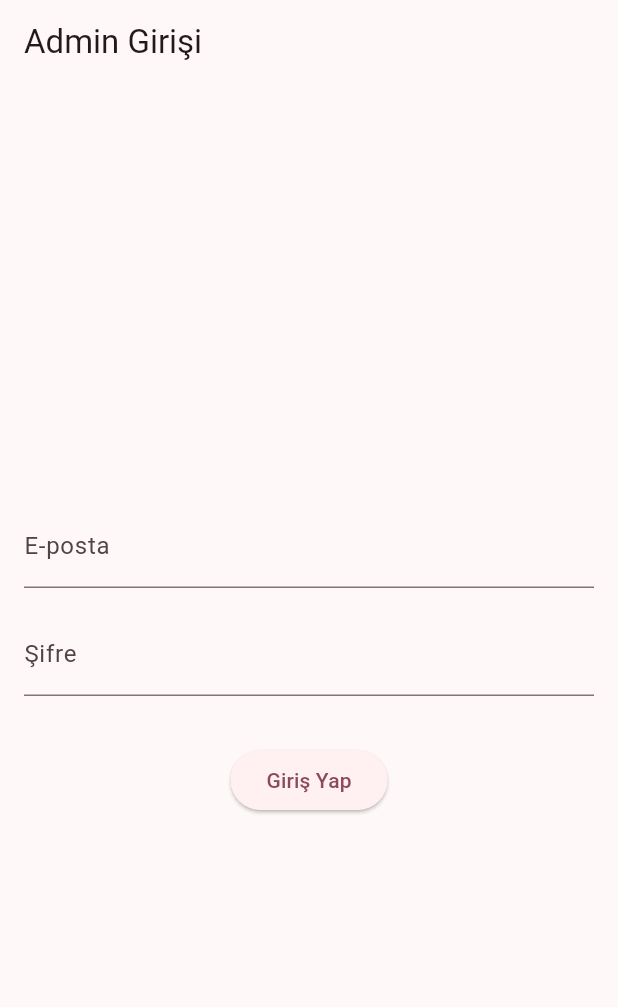
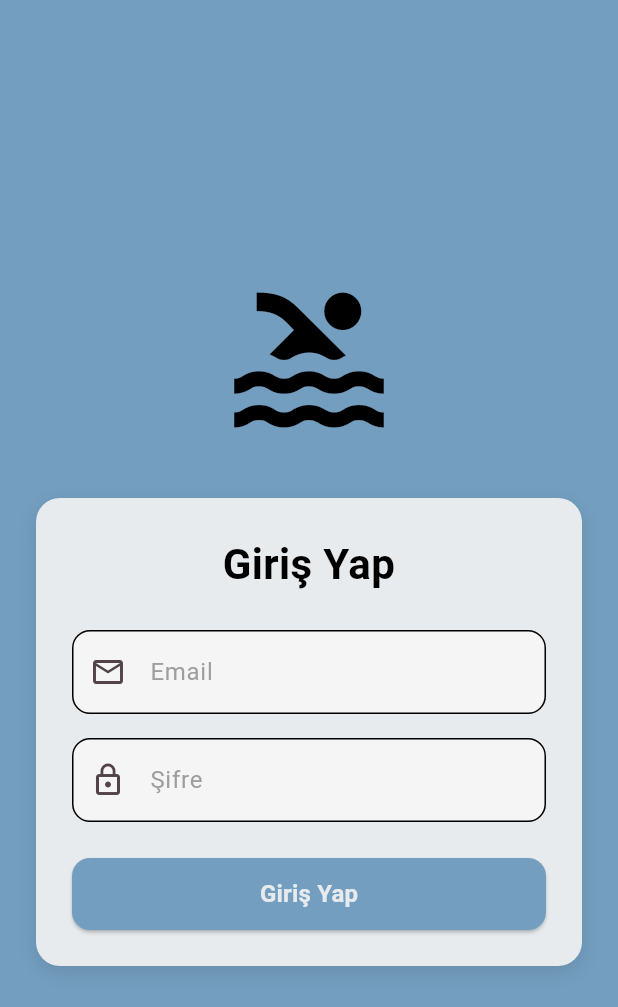
Before and after one commit to mall-e/sportapp, a Flutter app: the screen it shows after launch, on a phone screen of 412 x 824 dp. Shown: the top 1007 px of the screen. Run offline on Flutter 3.47's test engine with Material 3 defaults, Android fonts, the phone set to English and light mode, and no system bars; our stand-ins replace cloud_firestore, firebase_auth, firebase_core, firebase_storage, image_picker, permission_handler; accounts and stored records are empty; generated files the repository leaves out were written again.

Commit message:
color textfield appbar updated

```diff
--- a/lib/admin_login_page.dart
+++ b/lib/admin_login_page.dart
@@ -1,9 +1,12 @@
 import 'package:cloud_firestore/cloud_firestore.dart';
 import 'package:firebase_auth/firebase_auth.dart';
 import 'package:flutter/material.dart';
+import 'package:sportapp/widgets/colors.dart';
 import 'package:sportapp/main.dart';
 import 'package:sportapp/attendant_menu.dart';
-import 'package:sportapp/admin/admin_menu.dart'; // AdminMenu sayfasını ekledik
+import 'package:sportapp/admin/admin_menu.dart';
+import 'package:sportapp/widgets/button.dart';
+import 'package:sportapp/widgets/textfield.dart';
 
 class AdminLoginPage extends StatefulWidget {
   const AdminLoginPage({super.key});
@@ -27,38 +30,33 @@ class _AdminLoginPageState extends State<AdminLoginPage> {
       String email = _emailController.text.trim();
       String password = _passwordController.text.trim();
 
-      // Firebase email & password ile giriş yapma
       UserCredential userCredential = await _auth.signInWithEmailAndPassword(
         email: email,
         password: password,
       );
 
-      // Giriş başarılı olduğunda kullanıcının rolünü kontrol et
       String userId = userCredential.user!.uid;
       DocumentSnapshot userDoc = await FirebaseFirestore.instance
           .collection('users')
           .doc(userId)
           .get();
 
-      if (!mounted) return; // Widget'ın hala aktif olup olmadığını kontrol ediyoruz
+      if (!mounted) return;
 
       if (userDoc.exists) {
         String? role = userDoc['role'] as String?;
 
         if (role == 'admin') {
-          // Rol 'admin' ise AdminMenu'ya yönlendir
           Navigator.pushReplacement(
             context,
             MaterialPageRoute(builder: (context) => const AdminMenu()),
           );
         } else if (role == 'attendant') {
-          // Rol 'attendant' ise AttendantMenu'ya yönlendir
           Navigator.pushReplacement(
             context,
             MaterialPageRoute(builder: (context) => const AttendantMenu()),
           );
         } else {
-          // Diğer roller için MainMenu'ya yönlendir
           Navigator.pushReplacement(
             context,
             MaterialPageRoute(builder: (context) => const MainMenu()),
@@ -79,7 +77,7 @@ class _AdminLoginPageState extends State<AdminLoginPage> {
         } else if (e.code == 'wrong-password') {
           message = 'Hatalı şifre girdiniz.';
         } else {
-          message = 'Giriş başarısız oldu: ${e.message}';
+          message = 'Lütfen bilgilerinizi kontrol ediniz.';//${e.message}
         }
 
         ScaffoldMessenger.of(context).showSnackBar(
@@ -104,36 +102,77 @@ class _AdminLoginPageState extends State<AdminLoginPage> {
   @override
   Widget build(BuildContext context) {
     return Scaffold(
-      appBar: AppBar(
-        title: const Text('Admin Girişi'),
-      ),
-      body: Padding(
-        padding: const EdgeInsets.all(16.0),
+      backgroundColor: AppColors.blue, // Light blue background
+      body: SafeArea(
+        child: Center(
+          child: SingleChildScrollView(
+            padding: const EdgeInsets.all(24.0),
             child: Column(
               mainAxisAlignment: MainAxisAlignment.center,
               children: [
-            TextField(
+                // Swimming icon
+                const Icon(
+                  Icons.pool,
+                  size: 120,
+                  color: Colors.black,
+                ),
+                const SizedBox(height: 32),
+                // Login Card
+                Container(
+                  width: double.infinity,
+                  constraints: const BoxConstraints(maxWidth: 400),
+                  padding: const EdgeInsets.all(24.0),
+                  decoration: BoxDecoration(
+                    color: AppColors.white,
+                    borderRadius: BorderRadius.circular(16),
+                    boxShadow: [
+                      BoxShadow(
+                        color: Colors.black.withOpacity(0.1),
+                        blurRadius: 10,
+                        offset: const Offset(0, 4),
+                      ),
+                    ],
+                  ),
+                  child: Column(
+                    crossAxisAlignment: CrossAxisAlignment.stretch,
+                    children: [
+                      const Text(
+                        'Giriş Yap',
+                        style: TextStyle(
+                          fontSize: 28,
+                          fontWeight: FontWeight.bold,
+                          color: Colors.black,
+                        ),
+                        textAlign: TextAlign.center,
+                      ),
+                      const SizedBox(height: 24),
+                      TextFormField(
                         controller: _emailController,
-              decoration: const InputDecoration(
-                labelText: 'E-posta',
+                        decoration: customInputDecoration(
+                            'Email', Icons.email_outlined),
+                      ),
+                      const SizedBox(height: 16),
+                      TextFormField(
+                        controller: _passwordController,
+                        obscureText: true,
+                        decoration:
+                            customInputDecoration('Şifre', Icons.lock_outline),
+                      ),
+                      const SizedBox(height: 24),
+                      SizedBox(
+                        height: 48,
+                        child: CustomElevatedButton(
+                          onPressed: _login,
+                          isLoading: _isLoading,
+                          text: 'Giriş Yap',
                         ),
                       ),
-            const SizedBox(height: 16),
-            TextField(
-              controller: _passwordController,
-              decoration: const InputDecoration(
-                labelText: 'Şifre',
+                    ],
                   ),
-              obscureText: true,
-            ),
-            const SizedBox(height: 32),
-            _isLoading
-                ? const CircularProgressIndicator()
-                : ElevatedButton(
-                    onPressed: _login,
-                    child: const Text('Giriş Yap'),
                 ),
               ],
+            ),
+          ),
         ),
       ),
     );
--- /dev/null
+++ b/lib/widgets/button.dart
@@ -0,0 +1,47 @@
+// button.dart
+
+import 'package:flutter/material.dart';
+import 'package:sportapp/widgets/colors.dart';
+
+class CustomElevatedButton extends StatelessWidget {
+  final VoidCallback onPressed;
+  final bool isLoading;
+  final String text;
+
+  const CustomElevatedButton({
+    Key? key,
+    required this.onPressed,
+    this.isLoading = false,
+    required this.text,
+  }) : super(key: key);
+
+  @override
+  Widget build(BuildContext context) {
+    return ElevatedButton(
+      onPressed: isLoading ? null : onPressed,
+      style: ElevatedButton.styleFrom(
+        backgroundColor: AppColors.blue, // Renkleri kendi AppColors sınıfınızdan alın
+        shape: RoundedRectangleBorder(
+          borderRadius: BorderRadius.circular(12),
+        ),
+      ),
+      child: isLoading
+          ? const SizedBox(
+              height: 20,
+              width: 20,
+              child: CircularProgressIndicator(
+                strokeWidth: 2,
+                valueColor: AlwaysStoppedAnimation<Color>(AppColors.white),
+              ),
+            )
+          : Text(
+              text,
+              style: const TextStyle(
+                fontSize: 16,
+                fontWeight: FontWeight.bold,
+                color: AppColors.white,
+              ),
+            ),
+    );
+  }
+}
--- /dev/null
+++ b/lib/widgets/colors.dart
@@ -0,0 +1,8 @@
+import 'package:flutter/material.dart';
+
+class AppColors {
+
+static const Color blue =  Color.fromARGB(255, 115, 158, 191);
+static const Color white =  Color.fromARGB(255, 231, 235, 238);
+static const Color lightBlue = Color.fromARGB(255, 173, 204, 227);
+}
--- /dev/null
+++ b/lib/widgets/textfield.dart
@@ -0,0 +1,24 @@
+import 'package:flutter/material.dart';
+
+InputDecoration customInputDecoration(String label, [IconData? icon]) {
+  return InputDecoration(
+    labelText: label,
+    labelStyle: const TextStyle(color: Colors.grey), // İlk durumda gri
+    floatingLabelStyle: const TextStyle(color: Colors.black), // Üste çıkarken siyah
+    filled: true,
+    fillColor: Colors.grey[100],
+    border: OutlineInputBorder(
+      borderRadius: BorderRadius.circular(12),
+      borderSide: const BorderSide(color: Colors.black),
+    ),
+    enabledBorder: OutlineInputBorder(
+      borderRadius: BorderRadius.circular(12),
+      borderSide: const BorderSide(color: Colors.black),
+    ),
+    focusedBorder: OutlineInputBorder(
+      borderRadius: BorderRadius.circular(12),
+      borderSide: const BorderSide(color: Colors.black, width: 1.5),
+    ),
+    prefixIcon: icon != null ? Icon(icon) : null, // İkon varsa göster, yoksa null
+  );
+}
```
Also changed, not shown: lib/admin/admin_menu.dart (+77 -32 lines), lib/admin/coachs_list_page.dart (+69 -26 lines), lib/student_info_page.dart (+1 -18 lines), lib/student_list_page.dart (+36 -43 lines), lib/widgets/custom_appbar.dart (+18 -2 lines), lib/widgets/sizeconfig.dart (added, +25 -0 lines). Lines whose indentation alone changed are shown as unchanged.
